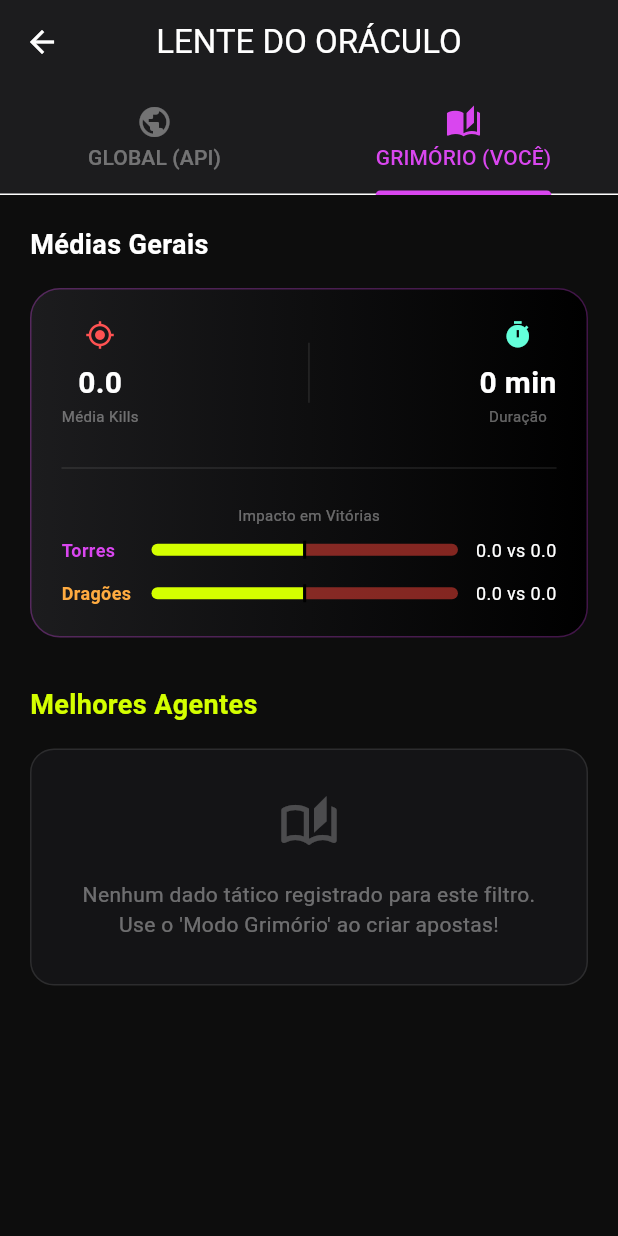
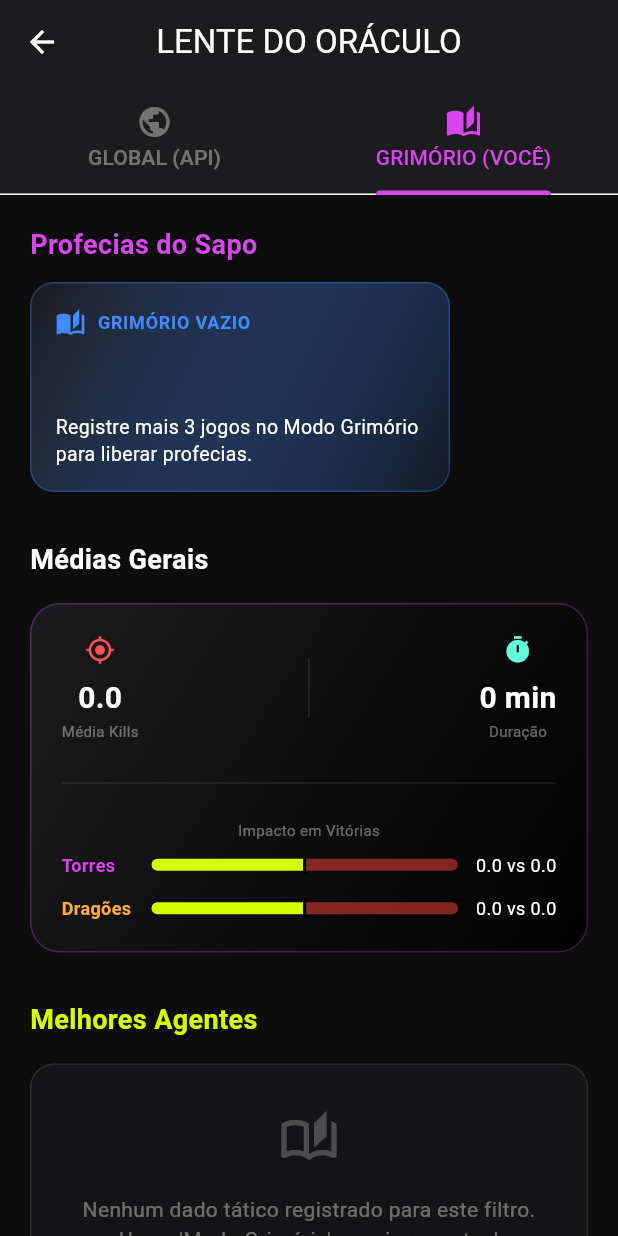
Before and after one commit to rossydDev/thressfrog-app, a Flutter app: the OraclePage screen opened directly, tab 2 chosen, on a phone screen of 412 x 824 dp. Run offline on Flutter 3.47's test engine with Material 3 defaults, Android fonts, the phone set to English and light mode, and no system bars; our stand-ins replace dio, fl_chart, flutter_dotenv, hive, hive_flutter; accounts and stored records are empty; network calls fail.

```diff
--- /dev/null
+++ b/lib/core/logic/prophecy_engine.dart
@@ -0,0 +1,173 @@
+import 'package:flutter/material.dart';
+
+import '../../models/bet_model.dart';
+import '../../models/insight_model.dart';
+
+class ProphecyEngine {
+  /// Analisa as apostas e gera uma lista de Insights
+  static List<Insight> generateInsights(
+    List<Bet> bets, {
+    int? filterTeamId,
+  }) {
+    final List<Insight> insights = [];
+
+    // 1. Filtra as apostas relevantes (Finalizadas + Filtro de Time + Com dados do Grimório)
+    final validBets = bets.where((b) {
+      final isFinished =
+          b.result == BetResult.win ||
+          b.result == BetResult.loss;
+      final matchTeam =
+          filterTeamId == null ||
+          b.pickedTeamId == filterTeamId;
+      final hasGrimoireData =
+          b.myTeamDraft !=
+          null; // Garante que tem dados táticos
+      return isFinished && matchTeam && hasGrimoireData;
+    }).toList();
+
+    if (validBets.length < 3) {
+      return [
+        Insight(
+          title: "Grimório Vazio",
+          description:
+              "Registre mais 3 jogos no Modo Grimório para liberar profecias.",
+          type: InsightType.neutral,
+          icon: Icons.auto_stories,
+          confidence: 0.0,
+        ),
+      ];
+    }
+
+    // --- ANÁLISE 1: A MALDIÇÃO DOS DRAGÕES ---
+    // Verifica se poucos dragões causam derrota
+    _analyzeLowDragons(validBets, insights);
+
+    // --- ANÁLISE 2: O BUFF DAS TORRES ---
+    // Verifica se muitas torres garantem vitória
+    _analyzeHighTowers(validBets, insights);
+
+    // --- ANÁLISE 3: ZONA DE PERIGO (KILLS) ---
+    // Verifica se jogos sangrentos (muitas kills) são bons ou ruins
+    _analyzeHighKills(validBets, insights);
+
+    // Ordena por relevância (Confiança)
+    insights.sort(
+      (a, b) => b.confidence.compareTo(a.confidence),
+    );
+
+    return insights;
+  }
+
+  // Lógica: Se dragões < 2, qual a taxa de derrota?
+  static void _analyzeLowDragons(
+    List<Bet> bets,
+    List<Insight> insights,
+  ) {
+    int lowDragonGames = 0;
+    int losses = 0;
+
+    for (var bet in bets) {
+      if (bet.dragons != null && bet.dragons! <= 1) {
+        // 0 ou 1 dragão
+        lowDragonGames++;
+        if (bet.result == BetResult.loss) losses++;
+      }
+    }
+
+    if (lowDragonGames >= 3) {
+      final lossRate = losses / lowDragonGames;
+      // Se perder mais de 70% das vezes com pouco dragão
+      if (lossRate >= 0.70) {
+        insights.add(
+          Insight(
+            title: "A Maldição do Rio",
+            description:
+                "Sem controle? Você perdeu ${(lossRate * 100).toInt()}% dos jogos com menos de 2 Dragões.",
+            type: InsightType.curse,
+            icon: Icons.water_drop, // Ícone de água/dragão
+            confidence: lossRate,
+          ),
+        );
+      }
+    }
+  }
+
+  // Lógica: Se torres >= 8, qual a taxa de vitória?
+  static void _analyzeHighTowers(
+    List<Bet> bets,
+    List<Insight> insights,
+  ) {
+    int highTowerGames = 0;
+    int wins = 0;
+
+    for (var bet in bets) {
+      if (bet.towers != null && bet.towers! >= 8) {
+        highTowerGames++;
+        if (bet.result == BetResult.win) wins++;
+      }
+    }
+
+    if (highTowerGames >= 3) {
+      final winRate = wins / highTowerGames;
+      if (winRate >= 0.80) {
+        insights.add(
+          Insight(
+            title: "Demolição Imparável",
+            description:
+                "Quebra tudo! ${(winRate * 100).toInt()}% de vitória ao levar 8+ Torres.",
+            type: InsightType.buff,
+            icon: Icons.castle,
+            confidence: winRate,
+          ),
+        );
+      }
+    }
+  }
+
+  // Lógica: Jogos com muitas kills (Over) dão lucro?
+  static void _analyzeHighKills(
+    List<Bet> bets,
+    List<Insight> insights,
+  ) {
+    int bloodyGames = 0;
+    int wins = 0;
+    // Define "Muitas Kills" como > 30 (média do LoL competitivo é ~26)
+    const killThreshold = 30;
+
+    for (var bet in bets) {
+      if (bet.totalMatchKills != null &&
+          bet.totalMatchKills! >= killThreshold) {
+        bloodyGames++;
+        if (bet.result == BetResult.win) wins++;
+      }
+    }
+
+    if (bloodyGames >= 3) {
+      final winRate = wins / bloodyGames;
+
+      if (winRate >= 0.75) {
+        insights.add(
+          Insight(
+            title: "Caos Favorável",
+            description:
+                "Você lucra no caos. ${(winRate * 100).toInt()}% de vitória em jogos com +$killThreshold Kills.",
+            type: InsightType.buff,
+            icon: Icons.local_fire_department,
+            confidence: winRate,
+          ),
+        );
+      } else if (winRate <= 0.30) {
+        insights.add(
+          Insight(
+            title: "Sangria Descontrolada",
+            description:
+                "Cuidado com o Over. Você perdeu ${((1 - winRate) * 100).toInt()}% dos jogos sangrentos (+$killThreshold Kills).",
+            type: InsightType.curse,
+            icon: Icons.bloodtype,
+            confidence: (1 - winRate),
+          ),
+        );
+      }
+    }
+  }
+}
--- a/lib/features/oracle/oracle_page.dart
+++ b/lib/features/oracle/oracle_page.dart
@@ -1,11 +1,13 @@
 import 'package:flutter/material.dart';
 
+import '../../core/logic/prophecy_engine.dart'; // [NOVO] Import do motor
 import '../../core/services/pandascore_service.dart';
 import '../../core/state/bankroll_controller.dart';
 import '../../core/theme/app_theme.dart';
 import '../../models/champion_performance.dart';
 import '../../models/league_stats_model.dart';
 import 'widgets/champion_stat_tile.dart';
+import 'widgets/insight_carousel.dart'; // [NOVO] Import do widget visual
 import 'widgets/league_card.dart';
 import 'widgets/league_detail_page.dart';
 
@@ -25,23 +27,29 @@ class _OraclePageState extends State<OraclePage> {
   @override
   void initState() {
     super.initState();
+    // Carrega dados da API (Global)
     _leagueStatsFuture = PandaScoreService()
         .getLeagueStats();
   }
 
   @override
   Widget build(BuildContext context) {
-    // Carrega dados Locais filtrados
-    final topChampions = BankrollController.instance
-        .getTopChampions(
-          filterTeamId: _selectedTeamFilterId,
-        );
-    final objectiveStats = BankrollController.instance
-        .getObjectiveStats(
-          filterTeamId: _selectedTeamFilterId,
-        );
-    final trackedTeams = BankrollController.instance
-        .getTrackedTeams();
+    final controller = BankrollController.instance;
+
+    // Carrega dados filtrados
+    final topChampions = controller.getTopChampions(
+      filterTeamId: _selectedTeamFilterId,
+    );
+    final objectiveStats = controller.getObjectiveStats(
+      filterTeamId: _selectedTeamFilterId,
+    );
+    final trackedTeams = controller.getTrackedTeams();
+
+    // [NOVO] Gera as Profecias com base no filtro atual
+    final insights = ProphecyEngine.generateInsights(
+      controller.bets,
+      filterTeamId: _selectedTeamFilterId,
+    );
 
     return DefaultTabController(
       length: 2,
@@ -80,12 +88,10 @@ class _OraclePageState extends State<OraclePage> {
                   // 0. Barra de Filtro de Times (Horizontal)
                   if (trackedTeams.isNotEmpty) ...[
                     SizedBox(
-                      height: 50,
+                      height: 40,
                       child: ListView.builder(
                         scrollDirection: Axis.horizontal,
-                        itemCount:
-                            trackedTeams.length +
-                            1, // +1 para o botão "Todos"
+                        itemCount: trackedTeams.length + 1,
                         itemBuilder: (context, index) {
                           if (index == 0) {
                             return _buildFilterChip(
@@ -119,7 +125,22 @@ class _OraclePageState extends State<OraclePage> {
                     const SizedBox(height: 24),
                   ],
 
-                  // 1. Seção de Objetivos (Over/Under)
+                  // 1. [NOVO] Carrossel de Insights (Profecias)
+                  if (insights.isNotEmpty) ...[
+                    const Text(
+                      "Profecias do Sapo",
+                      style: TextStyle(
+                        color: AppColors.neonPurple,
+                        fontSize: 18,
+                        fontWeight: FontWeight.bold,
+                      ),
+                    ),
+                    const SizedBox(height: 12),
+                    InsightCarousel(insights: insights),
+                    const SizedBox(height: 32),
+                  ],
+
+                  // 2. Seção de Objetivos (Over/Under)
                   Text(
                     _selectedTeamFilterId == null
                         ? "Médias Gerais"
@@ -135,7 +156,7 @@ class _OraclePageState extends State<OraclePage> {
 
                   const SizedBox(height: 32),
 
-                  // 2. Seção de Campeões (Top Tier)
+                  // 3. Seção de Campeões (Top Tier)
                   const Text(
                     "Melhores Agentes",
                     style: TextStyle(
@@ -175,7 +196,8 @@ class _OraclePageState extends State<OraclePage> {
     );
   }
 
-  // --- WIDGETS AUXILIARES ---
+  // --- WIDGETS AUXILIARES (FilterChip, GlobalTab, ObjectiveCard, etc) ---
+  // (O resto do arquivo continua idêntico ao que te mandei antes)
 
   Widget _buildFilterChip({
     required String label,
@@ -224,6 +246,7 @@ class _OraclePageState extends State<OraclePage> {
                     ? Colors.black
                     : Colors.white,
                 fontWeight: FontWeight.bold,
+                fontSize: 12,
               ),
             ),
           ],
@@ -254,7 +277,6 @@ class _OraclePageState extends State<OraclePage> {
             ),
           );
         }
-
         final stats = snapshot.data ?? [];
         if (stats.isEmpty) {
           return const Center(
@@ -291,6 +313,8 @@ class _OraclePageState extends State<OraclePage> {
       decoration: BoxDecoration(
         gradient: LinearGradient(
           colors: [AppColors.surfaceDark, Colors.black],
+          begin: Alignment.topLeft,
+          end: Alignment.bottomRight,
         ),
         borderRadius: BorderRadius.circular(20),
         border: Border.all(
@@ -404,7 +428,6 @@ class _OraclePageState extends State<OraclePage> {
         Expanded(
           child: Row(
             children: [
-              // Barra Vitória
               Expanded(
                 flex: (winVal * 10).toInt() + 1,
                 child: Container(
@@ -418,13 +441,11 @@ class _OraclePageState extends State<OraclePage> {
                   alignment: Alignment.centerLeft,
                 ),
               ),
-              // Separador
               Container(
                 width: 2,
                 height: 12,
                 color: Colors.black,
               ),
-              // Barra Derrota
               Expanded(
                 flex: (lossVal * 10).toInt() + 1,
                 child: Container(
--- /dev/null
+++ b/lib/features/oracle/widgets/insight_carousel.dart
@@ -0,0 +1,139 @@
+import 'package:flutter/material.dart';
+
+import '../../../core/theme/app_theme.dart';
+import '../../../models/insight_model.dart';
+
+class InsightCarousel extends StatelessWidget {
+  final List<Insight> insights;
+
+  const InsightCarousel({
+    super.key,
+    required this.insights,
+  });
+
+  @override
+  Widget build(BuildContext context) {
+    if (insights.isEmpty) return const SizedBox.shrink();
+
+    return SizedBox(
+      height: 140, // Altura do card
+      child: ListView.separated(
+        padding: const EdgeInsets.symmetric(horizontal: 0),
+        scrollDirection: Axis.horizontal,
+        itemCount: insights.length,
+        separatorBuilder: (_, __) =>
+            const SizedBox(width: 12),
+        itemBuilder: (context, index) {
+          return _buildInsightCard(insights[index]);
+        },
+      ),
+    );
+  }
+
+  Widget _buildInsightCard(Insight insight) {
+    // Define as cores baseadas no tipo (Buff, Curse, Neutral)
+    Color mainColor;
+    Color bgColor;
+    IconData defaultIcon;
+
+    switch (insight.type) {
+      case InsightType.buff:
+        mainColor = AppColors.neonGreen;
+        bgColor = AppColors.neonGreen.withValues(
+          alpha: 0.1,
+        );
+        defaultIcon = Icons.arrow_upward;
+        break;
+      case InsightType.curse:
+        mainColor = AppColors.errorRed;
+        bgColor = AppColors.errorRed.withValues(alpha: 0.1);
+        defaultIcon = Icons.warning_amber_rounded;
+        break;
+      case InsightType.neutral:
+        mainColor = Colors.blueAccent;
+        bgColor = Colors.blueAccent.withValues(alpha: 0.1);
+        defaultIcon = Icons.info_outline;
+        break;
+    }
+
+    return Container(
+      width:
+          280, // Largura fixa para manter padrão no carrossel
+      padding: const EdgeInsets.all(16),
+      decoration: BoxDecoration(
+        color: AppColors.surfaceDark,
+        borderRadius: BorderRadius.circular(16),
+        border: Border.all(
+          color: mainColor.withValues(alpha: 0.3),
+          width: 1,
+        ),
+        gradient: LinearGradient(
+          colors: [AppColors.surfaceDark, bgColor],
+          begin: Alignment.topLeft,
+          end: Alignment.bottomRight,
+        ),
+      ),
+      child: Column(
+        crossAxisAlignment: CrossAxisAlignment.start,
+        children: [
+          // Cabeçalho: Ícone + Título
+          Row(
+            children: [
+              Icon(
+                insight.icon,
+                color: mainColor,
+                size: 20,
+              ),
+              const SizedBox(width: 8),
+              Expanded(
+                child: Text(
+                  insight.title.toUpperCase(),
+                  style: TextStyle(
+                    color: mainColor,
+                    fontWeight: FontWeight.bold,
+                    fontSize: 12,
+                    letterSpacing: 0.5,
+                  ),
+                  overflow: TextOverflow.ellipsis,
+                ),
+              ),
+              if (insight.confidence > 0)
+                Container(
+                  padding: const EdgeInsets.symmetric(
+                    horizontal: 6,
+                    vertical: 2,
+                  ),
+                  decoration: BoxDecoration(
+                    color: Colors.black26,
+                    borderRadius: BorderRadius.circular(4),
+                  ),
+                  child: Text(
+                    "${(insight.confidence * 100).toInt()}%",
+                    style: TextStyle(
+                      color: mainColor,
+                      fontSize: 10,
+                      fontWeight: FontWeight.bold,
+                    ),
+                  ),
+                ),
+            ],
+          ),
+
+          const Spacer(),
+
+          // Descrição da Profecia
+          Text(
+            insight.description,
+            style: const TextStyle(
+              color: Colors.white,
+              fontSize: 13,
+              height: 1.4,
+            ),
+            maxLines: 3,
+            overflow: TextOverflow.ellipsis,
+          ),
+        ],
+      ),
+    );
+  }
+}
--- a/lib/main.dart
+++ b/lib/main.dart
@@ -7,6 +7,7 @@ import 'core/theme/app_theme.dart';
 import 'features/home/home_page.dart';
 import 'features/onboarding/onboarding_page.dart';
 import 'models/bet_model.dart';
+import 'models/lol_team_model.dart';
 import 'models/user_profile.dart';
 
 void main() async {
@@ -30,10 +31,14 @@ void main() async {
   // ID 5: InvestorProfile (Novo ID!)
   Hive.registerAdapter(InvestorProfileAdapter());
 
+  Hive.registerAdapter(LoLPlayerAdapter()); // ID 6
+  Hive.registerAdapter(LoLTeamAdapter()); // ID 7
+
   // Carrega os campeões em segundo plano
   ChampionService().getChampions();
 
   // Abre as caixas
+  await Hive.openBox<LoLTeam>('known_teams');
   await Hive.openBox('settings');
   await Hive.openBox<Bet>('bets');
 
--- /dev/null
+++ b/lib/models/insight_model.dart
@@ -0,0 +1,24 @@
+import 'package:flutter/material.dart';
+
+enum InsightType {
+  buff, // Coisa boa (Verde/Dourado)
+  curse, // Coisa ruim/Alerta (Vermelho/Roxo)
+  neutral, // Curiosidade (Azul)
+}
+
+class Insight {
+  final String title;
+  final String description;
+  final InsightType type;
+  final IconData icon;
+  final double
+  confidence; // O quanto esse dado é forte (Ex: 90% de winrate)
+
+  Insight({
+    required this.title,
+    required this.description,
+    required this.type,
+    required this.icon,
+    required this.confidence,
+  });
+}
```
Also changed, not shown: lib/core/data/team_repository.dart (added, +69 -0 lines), lib/core/services/pandascore_service.dart (+49 -0 lines), lib/models/lol_team_model.dart (added, +104 -0 lines), lib/models/lol_team_model.g.dart (added).
